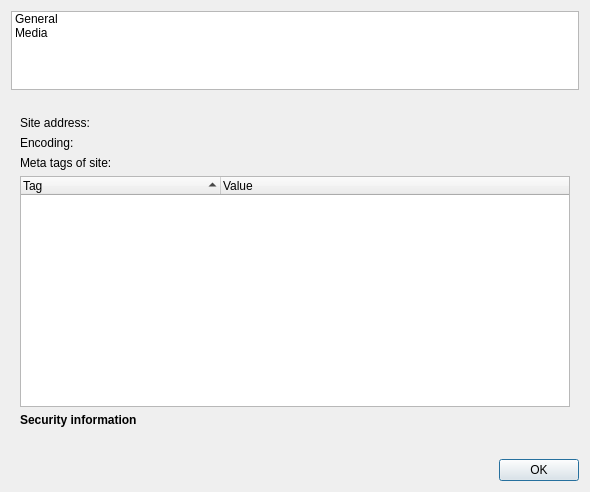
Before: the Qt Designer form src/lib/other/siteinfo.ui in KDE/falkon, drawn with Qt 5.
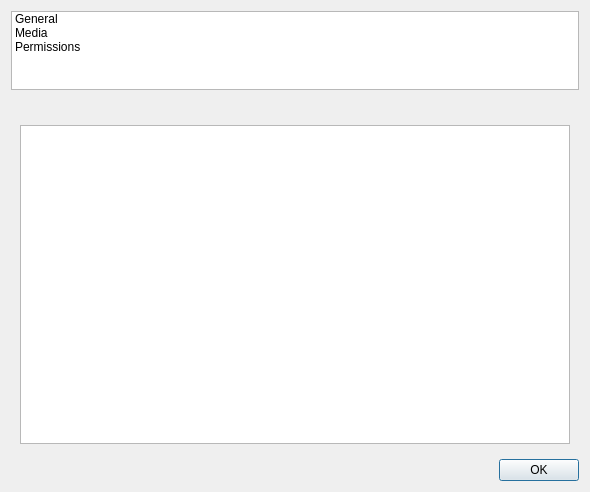
After: the same form once the commit is applied. The open tabs and pages were chosen to show the change. Custom widgets are drawn as their Qt base class.

Commit message: Add mockup permissions UI into SiteInfo window

The edit to the form file:
```diff
--- a/src/lib/other/siteinfo.ui
+++ b/src/lib/other/siteinfo.ui
@@ -52,6 +52,11 @@
        <string>Media</string>
       </property>
      </item>
+     <item>
+      <property name="text">
+       <string>Permissions</string>
+      </property>
+     </item>
     </widget>
    </item>
    <item row="2" column="0">
@@ -281,6 +286,20 @@
        </item>
       </layout>
      </widget>
+     <widget class="QWidget" name="page3">
+      <layout class="QVBoxLayout" name="verticalLayout_4">
+       <item>
+        <widget class="QListWidget" name="listPermissions">
+         <property name="alternatingRowColors">
+          <bool>true</bool>
+         </property>
+         <property name="verticalScrollMode">
+          <enum>QAbstractItemView::ScrollPerPixel</enum>
+         </property>
+        </widget>
+       </item>
+      </layout>
+     </widget>
     </widget>
    </item>
   </layout>
```
The commit also changes 9 other files.
